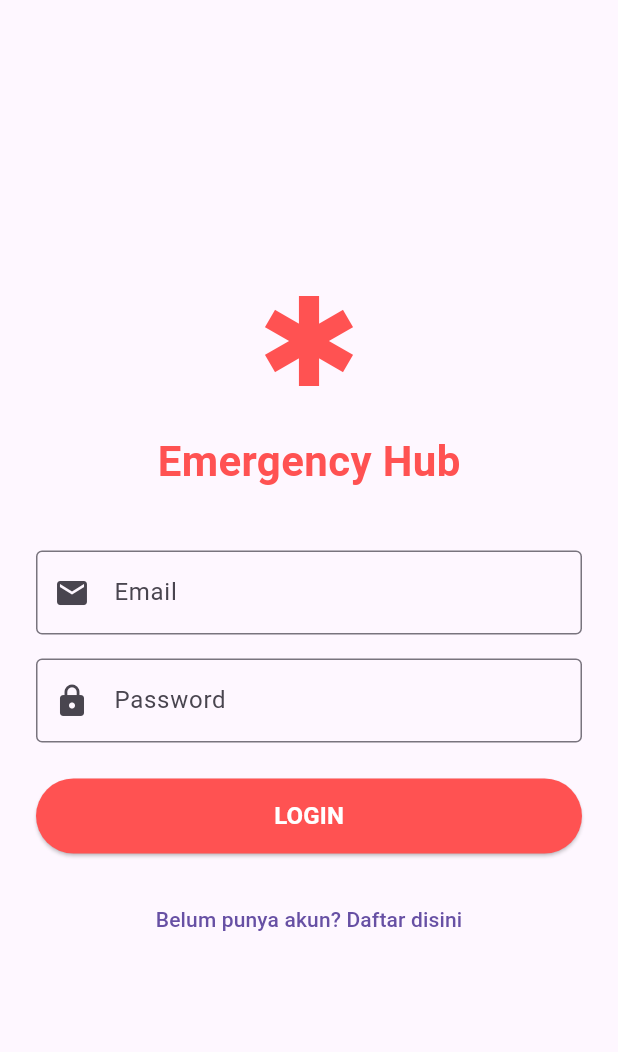
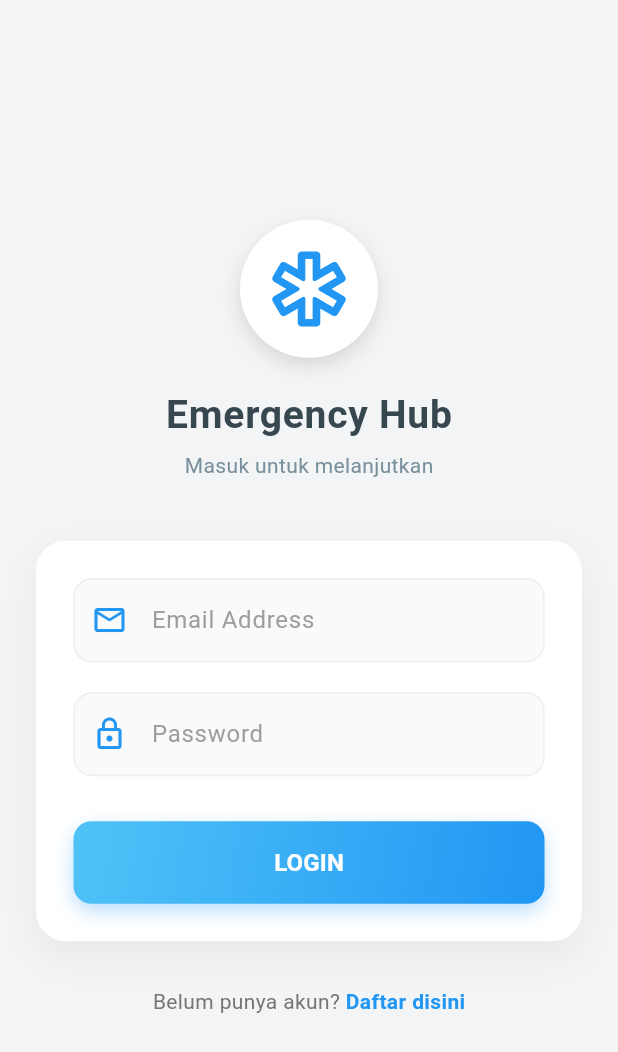
Before and after one commit to MasDaisuke/emergency-hub, a Flutter app: the screen it shows after launch, on a phone screen of 412 x 824 dp. Shown: the top 1052 px of the screen. Run offline on Flutter 3.47's test engine with Material 3 defaults, Android fonts, the light colour scheme and no system bars; our stand-ins replace geolocator, image_picker, shared_preferences.

Commit message:
update ui login_page

```diff
--- a/lib/presentation/pages/login_page.dart
+++ b/lib/presentation/pages/login_page.dart
@@ -13,85 +13,240 @@ class _LoginPageState extends State<LoginPage> {
   final _emailController = TextEditingController();
   final _passwordController = TextEditingController();
 
+  // Logic Login tetap sama, tidak ada yang berubah di fungsi ini
   void _handleLogin() async {
     final authProvider = Provider.of<AuthProvider>(context, listen: false);
 
     if (_emailController.text.isEmpty || _passwordController.text.isEmpty) {
-      ScaffoldMessenger.of(context).showSnackBar(SnackBar(content: Text("Email dan Password wajib diisi")));
+      ScaffoldMessenger.of(
+        context,
+      ).showSnackBar(SnackBar(content: Text("Email dan Password wajib diisi")));
       return;
     }
 
     bool success = await authProvider.login(
       _emailController.text,
-      _passwordController.text
+      _passwordController.text,
     );
 
     if (success) {
-      // Pindah ke Dashboard dan hapus history halaman login (agar tidak bisa back)
       Navigator.pushReplacement(
         context,
-        MaterialPageRoute(builder: (_) => DashboardPage())
+        MaterialPageRoute(builder: (_) => DashboardPage()),
       );
     } else {
-      ScaffoldMessenger.of(context).showSnackBar(SnackBar(content: Text("Login Gagal. Cek Email/Password.")));
+      ScaffoldMessenger.of(context).showSnackBar(
+        SnackBar(content: Text("Login Gagal. Cek Email/Password.")),
+      );
     }
   }
 
   @override
   Widget build(BuildContext context) {
+    // Definisi Warna Tema
+    final Color bgSilver = Color(0xFFF3F4F6); // Silver Muda
+    final Color accentBlueStart = Color(0xFF4FC3F7); // Biru Langit
+    final Color accentBlueEnd = Color(0xFF2196F3); // Biru Laut
+
     return Scaffold(
+      backgroundColor: bgSilver, // Set Background Silver
       body: Center(
         child: SingleChildScrollView(
-          padding: EdgeInsets.all(24),
-          child: Consumer<AuthProvider>(
-            builder: (context, auth, child) {
-              return Column(
+          padding: EdgeInsets.symmetric(horizontal: 24),
+          child: Column(
             mainAxisAlignment: MainAxisAlignment.center,
             children: [
-                  Icon(Icons.emergency, size: 80, color: Colors.redAccent),
+              // 1. HEADER (Logo & Judul)
+              Container(
+                padding: EdgeInsets.all(16),
+                decoration: BoxDecoration(
+                  shape: BoxShape.circle,
+                  color: Colors.white,
+                  boxShadow: [
+                    BoxShadow(
+                      color: Colors.black12,
+                      blurRadius: 10,
+                      offset: Offset(0, 5),
+                    ),
+                  ],
+                ),
+                child: Icon(
+                  Icons.emergency_outlined,
+                  size: 60,
+                  color: accentBlueEnd,
+                ),
+              ),
               SizedBox(height: 20),
-                  Text("Emergency Hub", style: TextStyle(fontSize: 28, fontWeight: FontWeight.bold, color: Colors.redAccent)),
+              Text(
+                "Emergency Hub",
+                style: TextStyle(
+                  fontSize: 26,
+                  fontWeight: FontWeight.bold,
+                  color: Colors.blueGrey[800],
+                  letterSpacing: 0.5,
+                ),
+              ),
+              SizedBox(height: 5),
+              Text(
+                "Masuk untuk melanjutkan",
+                style: TextStyle(fontSize: 14, color: Colors.blueGrey[400]),
+              ),
+
               SizedBox(height: 40),
+
+              // 2. FORM CARD (Kartu Putih)
+              Container(
+                padding: EdgeInsets.all(25),
+                decoration: BoxDecoration(
+                  color: Colors.white,
+                  borderRadius: BorderRadius.circular(20),
+                  boxShadow: [
+                    BoxShadow(
+                      color: Colors.black.withOpacity(0.05),
+                      blurRadius: 20,
+                      offset: Offset(0, 10),
+                    ),
+                  ],
+                ),
+                child: Column(
+                  children: [
+                    // Input Email
                     TextField(
                       controller: _emailController,
                       decoration: InputDecoration(
-                      labelText: "Email",
-                      border: OutlineInputBorder(),
-                      prefixIcon: Icon(Icons.email),
+                        labelText: "Email Address",
+                        labelStyle: TextStyle(color: Colors.grey),
+                        prefixIcon: Icon(
+                          Icons.email_outlined,
+                          color: accentBlueEnd,
+                        ),
+                        enabledBorder: OutlineInputBorder(
+                          borderSide: BorderSide(color: Colors.grey[200]!),
+                          borderRadius: BorderRadius.circular(12),
+                        ),
+                        focusedBorder: OutlineInputBorder(
+                          borderSide: BorderSide(color: accentBlueEnd),
+                          borderRadius: BorderRadius.circular(12),
+                        ),
+                        filled: true,
+                        fillColor: Colors.grey[50],
                       ),
                     ),
-                  SizedBox(height: 16),
+                    SizedBox(height: 20),
+
+                    // Input Password
                     TextField(
                       controller: _passwordController,
                       decoration: InputDecoration(
                         labelText: "Password",
-                      border: OutlineInputBorder(),
-                      prefixIcon: Icon(Icons.lock),
+                        labelStyle: TextStyle(color: Colors.grey),
+                        prefixIcon: Icon(
+                          Icons.lock_outline,
+                          color: accentBlueEnd,
+                        ),
+                        enabledBorder: OutlineInputBorder(
+                          borderSide: BorderSide(color: Colors.grey[200]!),
+                          borderRadius: BorderRadius.circular(12),
+                        ),
+                        focusedBorder: OutlineInputBorder(
+                          borderSide: BorderSide(color: accentBlueEnd),
+                          borderRadius: BorderRadius.circular(12),
+                        ),
+                        filled: true,
+                        fillColor: Colors.grey[50],
                       ),
                       obscureText: true,
                     ),
-                  SizedBox(height: 24),
-                  SizedBox(
+
+                    SizedBox(height: 30),
+
+                    // 3. GRADIENT LOGIN BUTTON
+                    Consumer<AuthProvider>(
+                      builder: (context, auth, child) {
+                        return Container(
                           width: double.infinity,
-                    height: 50,
+                          height: 55,
+                          decoration: BoxDecoration(
+                            gradient: LinearGradient(
+                              colors: [
+                                accentBlueStart,
+                                accentBlueEnd,
+                              ], // Gradient Biru
+                              begin: Alignment.topLeft,
+                              end: Alignment.bottomRight,
+                            ),
+                            borderRadius: BorderRadius.circular(12),
+                            boxShadow: [
+                              BoxShadow(
+                                color: accentBlueEnd.withOpacity(0.3),
+                                blurRadius: 10,
+                                offset: Offset(0, 5),
+                              ),
+                            ],
+                          ),
                           child: ElevatedButton(
                             onPressed: auth.isLoading ? null : _handleLogin,
-                      style: ElevatedButton.styleFrom(backgroundColor: Colors.redAccent, foregroundColor: Colors.white),
-                      child: auth.isLoading
-                        ? CircularProgressIndicator(color: Colors.white)
-                        : Text("LOGIN", style: TextStyle(fontSize: 16, fontWeight: FontWeight.bold)),
+                            style: ElevatedButton.styleFrom(
+                              backgroundColor: Colors
+                                  .transparent, // Transparan agar gradient terlihat
+                              shadowColor: Colors.transparent,
+                              shape: RoundedRectangleBorder(
+                                borderRadius: BorderRadius.circular(12),
                               ),
                             ),
-                  SizedBox(height: 20),
-                  TextButton(
-                    onPressed: () {
-                      Navigator.push(context, MaterialPageRoute(builder: (_) => RegisterPage()));
-                    },
-                    child: Text("Belum punya akun? Daftar disini"),
+                            child: auth.isLoading
+                                ? SizedBox(
+                                    height: 20,
+                                    width: 20,
+                                    child: CircularProgressIndicator(
+                                      color: Colors.white,
+                                      strokeWidth: 2,
+                                    ),
                                   )
-                ],
+                                : Text(
+                                    "LOGIN",
+                                    style: TextStyle(
+                                      fontSize: 16,
+                                      fontWeight: FontWeight.bold,
+                                      color: Colors.white,
+                                    ),
+                                  ),
+                          ),
                         );
                       },
+                    ),
+                  ],
+                ),
+              ),
+
+              SizedBox(height: 30),
+
+              // 4. FOOTER (Register Link)
+              Row(
+                mainAxisAlignment: MainAxisAlignment.center,
+                children: [
+                  Text(
+                    "Belum punya akun? ",
+                    style: TextStyle(color: Colors.grey[600]),
+                  ),
+                  GestureDetector(
+                    onTap: () {
+                      Navigator.push(
+                        context,
+                        MaterialPageRoute(builder: (_) => RegisterPage()),
+                      );
+                    },
+                    child: Text(
+                      "Daftar disini",
+                      style: TextStyle(
+                        color: accentBlueEnd,
+                        fontWeight: FontWeight.bold,
+                      ),
+                    ),
+                  ),
+                ],
+              ),
+            ],
           ),
         ),
       ),
```
Lines whose indentation alone changed are shown as unchanged.
